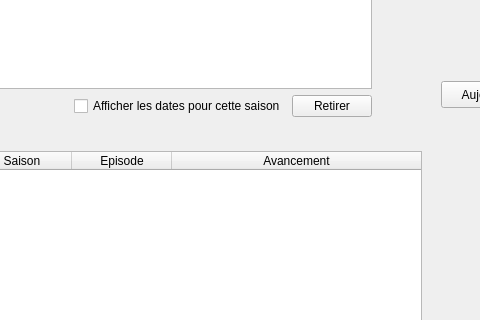
The window that src/ui/planning_tab.ui (seigneurfuo/MyAnimeManager3) describes before a commit, drawn with Qt 5; both pictures show x 129 to 609 and y 139 to 459 of the 825 by 546 pixel window.
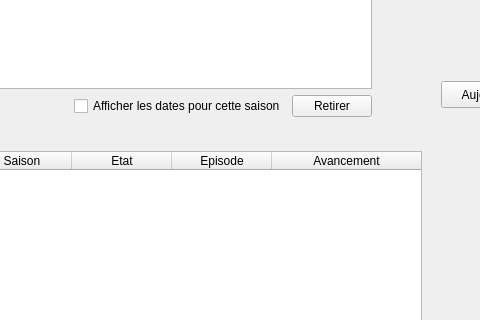
The same window after the commit. Icons and pictures are not drawn.

Commit message: Passage des get uniques (pour une saison ou une série) en get simplifié. On passe donc de XXX.select().where(XXX.id == xxx_id) à XXX.get(XXX.id == xxx_id)

```diff
--- a/src/ui/planning_tab.ui
+++ b/src/ui/planning_tab.ui
@@ -98,6 +98,11 @@
         <string>Saison</string>
        </property>
       </column>
+      <column>
+       <property name="text">
+        <string>Etat</string>
+       </property>
+      </column>
       <column>
        <property name="text">
         <string>Episode</string>
```
The commit also changes 2 other files.
